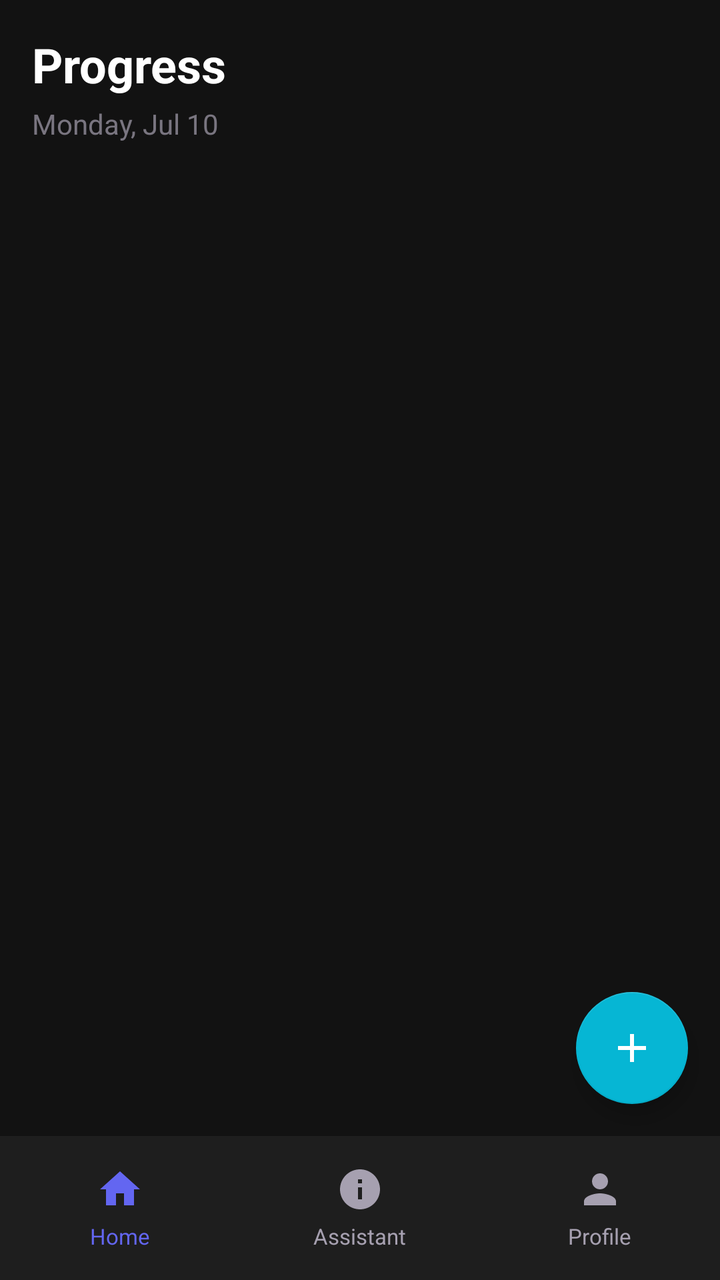
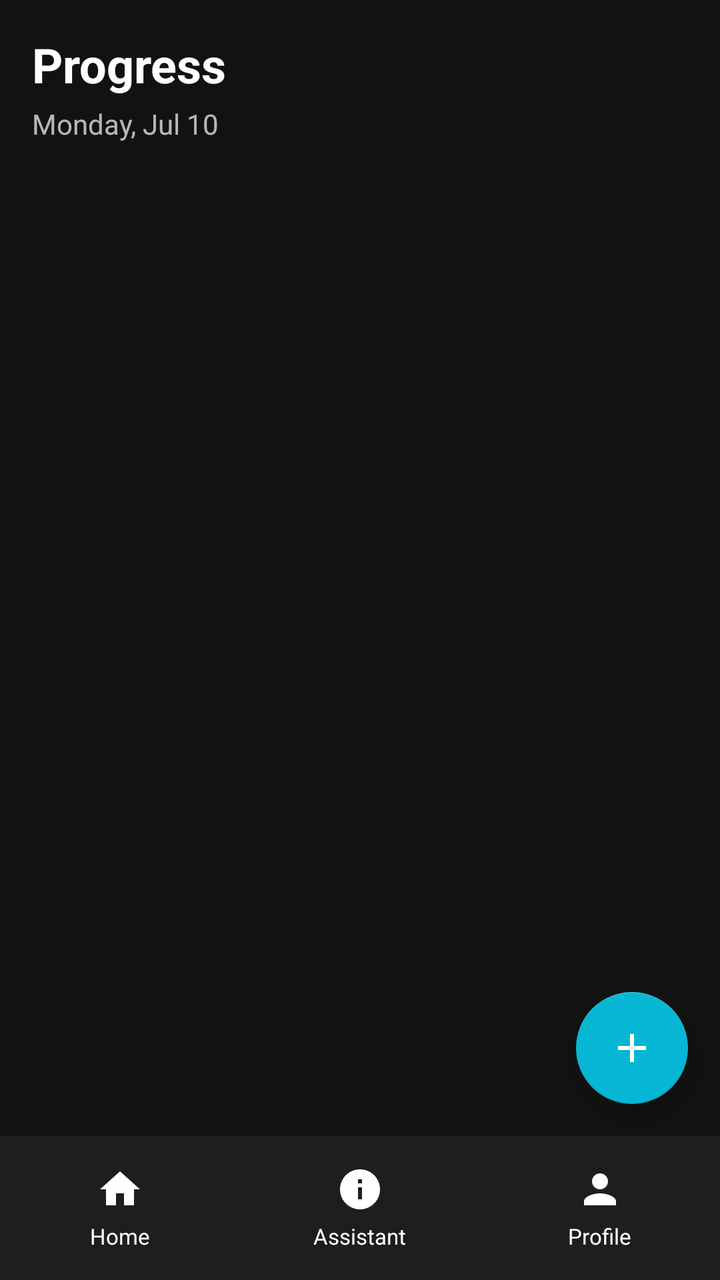

Before-and-after screenshots of an Android layout around one commit, followed by the original layout XML and the change that was made.
<!-- AndroidManifest.xml: application theme Theme.MyApplication -->
<!-- res/layout/activity_home.xml -->
<?xml version="1.0" encoding="utf-8"?>
<RelativeLayout xmlns:android="http://schemas.android.com/apk/res/android"
    xmlns:app="http://schemas.android.com/apk/res-auto"
    android:layout_width="match_parent"
    android:layout_height="match_parent"
    android:background="@color/bg_dark">

    <ScrollView
        android:id="@+id/scrollContent"
        android:layout_width="match_parent"
        android:layout_height="match_parent"
        android:layout_above="@id/bottomNav"
        android:paddingHorizontal="16dp"
        android:paddingTop="16dp"
        android:paddingBottom="16dp"
        android:clipToPadding="false">

        <LinearLayout
            android:layout_width="match_parent"
            android:layout_height="wrap_content"
            android:orientation="vertical">

            <TextView
                android:id="@+id/tvTodayTitle"
                android:layout_width="wrap_content"
                android:layout_height="wrap_content"
                android:text="Progress"
                android:textColor="@color/text_primary"
                android:textSize="24sp"
                android:textStyle="bold" />

            <TextView
                android:id="@+id/tvDate"
                android:layout_width="wrap_content"
                android:layout_height="wrap_content"
                android:text="Monday, Jul 10"
                android:textColor="@color/text_secondary"
                android:layout_marginTop="4dp"
                android:textSize="14sp"
                android:alpha="0.7" />

            <androidx.recyclerview.widget.RecyclerView
                android:id="@+id/rvSchedules"
                android:layout_width="match_parent"
                android:layout_height="wrap_content"
                android:layout_marginTop="16dp"
                android:clipToPadding="false"
                android:paddingBottom="80dp" />

        </LinearLayout>
    </ScrollView>

    
    <LinearLayout
        android:id="@+id/bottomNav"
        android:layout_width="match_parent"
        android:layout_height="72dp"
        android:layout_alignParentBottom="true"
        android:background="@color/card_bg"
        android:orientation="horizontal"
        android:paddingTop="8dp"
        android:paddingBottom="8dp"
        android:gravity="center">

        <LinearLayout
            android:id="@+id/navHome"
            android:layout_width="0dp"
            android:layout_height="match_parent"
            android:layout_weight="1"
            android:orientation="vertical"
            android:gravity="center">
            <ImageView
                android:layout_width="24dp"
                android:layout_height="24dp"
                android:src="@drawable/ic_home"
                android:tint="@color/accent_purple_start" />
            <TextView
                android:layout_width="wrap_content"
                android:layout_height="wrap_content"
                android:text="Home"
                android:textColor="@color/accent_purple_start"
                android:textSize="11sp"
                android:layout_marginTop="4dp" />
        </LinearLayout>

        <LinearLayout
            android:id="@+id/navAssistant"
            android:layout_width="0dp"
            android:layout_height="match_parent"
            android:layout_weight="1"
            android:orientation="vertical"
            android:gravity="center">
            <ImageView
                android:layout_width="24dp"
                android:layout_height="24dp"
                android:src="@drawable/ic_assistant"
                android:tint="@color/text_secondary" />
            <TextView
                android:layout_width="wrap_content"
                android:layout_height="wrap_content"
                android:text="Assistant"
                android:textColor="@color/text_secondary"
                android:textSize="11sp"
                android:layout_marginTop="4dp" />
        </LinearLayout>

        <LinearLayout
            android:id="@+id/navProfile"
            android:layout_width="0dp"
            android:layout_height="match_parent"
            android:layout_weight="1"
            android:orientation="vertical"
            android:gravity="center">
            <ImageView
                android:layout_width="24dp"
                android:layout_height="24dp"
                android:src="@drawable/ic_profile"
                android:tint="@color/text_secondary" />
            <TextView
                android:layout_width="wrap_content"
                android:layout_height="wrap_content"
                android:text="Profile"
                android:textColor="@color/text_secondary"
                android:textSize="11sp"
                android:layout_marginTop="4dp" />
        </LinearLayout>

    </LinearLayout>

    <com.google.android.material.floatingactionbutton.FloatingActionButton
        android:id="@+id/btnAddFAB"
        android:layout_width="wrap_content"
        android:layout_height="wrap_content"
        android:layout_above="@id/bottomNav"
        android:layout_alignParentEnd="true"
        android:layout_marginEnd="16dp"
        android:layout_marginBottom="16dp"
        android:src="@drawable/ic_add"
        app:backgroundTint="@color/accent_cyan"
        app:tint="@color/white" />

    
    <Button
        android:id="@+id/btnAddHabit"
        android:layout_width="0dp"
        android:layout_height="0dp"
        android:visibility="gone" />

    <Button
        android:id="@+id/btnCreateSchedule"
        android:layout_width="0dp"
        android:layout_height="0dp"
        android:visibility="gone" />

    <TextView
        android:id="@+id/tvStatus"
        android:layout_width="0dp"
        android:layout_height="0dp"
        android:visibility="gone" />

</RelativeLayout>
<!-- resources referenced by this layout -->
<resources>
  <color name="accent_cyan">#06B6D4</color>
  <color name="accent_purple_start">#6366F1</color>
  <color name="bg_dark">#121212</color>
  <color name="card_bg">#1E1E1E</color>
  <color name="text_primary">#FFFFFF</color>
  <color name="text_secondary">#A6A0B0</color>
  <color name="white">#FFFFFFFF</color>
  <!-- drawable ic_add (drawable) -->
  <vector xmlns:android="http://schemas.android.com/apk/res/android"
      android:width="24dp"
      android:height="24dp"
      android:viewportWidth="24"
      android:viewportHeight="24">
      <path
          android:fillColor="#FFFFFF"
          android:pathData="M19,13h-6v6h-2v-6H5v-2h6V5h2v6h6v2z"/>
  </vector>
  <!-- drawable ic_assistant (drawable) -->
  <vector xmlns:android="http://schemas.android.com/apk/res/android"
      android:width="24dp"
      android:height="24dp"
      android:viewportWidth="24"
      android:viewportHeight="24">
      <path
          android:fillColor="#FFFFFF"
          android:pathData="M12,2C6.48,2 2,6.48 2,12s4.48,10 10,10 10,-4.48 10,-10S17.52,2 12,2zM13,17h-2v-6h2v6zM13,9h-2L11,7h2v2z"/>
  </vector>
  <!-- drawable ic_home (drawable) -->
  <vector xmlns:android="http://schemas.android.com/apk/res/android"
      android:width="24dp"
      android:height="24dp"
      android:viewportWidth="24"
      android:viewportHeight="24">
      <path
          android:fillColor="#FFFFFF"
          android:pathData="M10,20v-6h4v6h5v-8h3L12,3 2,12h3v8z"/>
  </vector>
  <!-- drawable ic_profile (drawable) -->
  <vector xmlns:android="http://schemas.android.com/apk/res/android"
      android:width="24dp"
      android:height="24dp"
      android:viewportWidth="24"
      android:viewportHeight="24">
      <path
          android:fillColor="#FFFFFF"
          android:pathData="M12,12c2.21,0 4,-1.79 4,-4s-1.79,-4 -4,-4 -4,1.79 -4,4 1.79,4 4,4zM12,14c-2.67,0 -8,1.34 -8,4v2h16v-2c0,-2.66 -5.33,-4 -8,-4z"/>
  </vector>
  <style name="Theme.MyApplication" parent="Theme.MaterialComponents.DayNight.DarkActionBar">
          
          <item name="colorPrimary">@color/accent_purple_start</item>
          <item name="colorPrimaryVariant">@color/accent_purple_end</item>
          <item name="colorOnPrimary">@color/text_primary</item>
  
          <item name="colorSecondary">@color/accent_green</item>
          <item name="colorOnSecondary">@color/text_primary</item>
  
          <item name="android:statusBarColor">@color/bg_default</item>
          <item name="android:navigationBarColor">@color/bg_default</item>
  
          
          <item name="android:colorBackground">@color/bg_default</item>
          <item name="android:textColor">@color/text_primary</item>
          <item name="android:windowBackground">@color/bg_default</item>
      </style>
  <color name="accent_purple_end">#8B5CF6</color>
  <color name="accent_green">#10B981</color>
  <color name="bg_default">#121212</color>
</resources>

<!-- the commit's change to res/layout/activity_home.xml (unified diff, before → after) -->
@@ -34,7 +34,7 @@
                 android:layout_width="wrap_content"
                 android:layout_height="wrap_content"
                 android:text="Monday, Jul 10"
-                android:textColor="@color/text_secondary"
+                android:textColor="@color/text_primary"
                 android:layout_marginTop="4dp"
                 android:textSize="14sp"
                 android:alpha="0.7" />
@@ -73,12 +73,12 @@
                 android:layout_width="24dp"
                 android:layout_height="24dp"
                 android:src="@drawable/ic_home"
-                android:tint="@color/accent_purple_start" />
+                android:tint="@color/text_primary" />
             <TextView
                 android:layout_width="wrap_content"
                 android:layout_height="wrap_content"
                 android:text="Home"
-                android:textColor="@color/accent_purple_start"
+                android:textColor="@color/text_primary"
                 android:textSize="11sp"
                 android:layout_marginTop="4dp" />
         </LinearLayout>
@@ -94,12 +94,12 @@
                 android:layout_width="24dp"
                 android:layout_height="24dp"
                 android:src="@drawable/ic_assistant"
-                android:tint="@color/text_secondary" />
+                android:tint="@color/text_primary" />
             <TextView
                 android:layout_width="wrap_content"
                 android:layout_height="wrap_content"
                 android:text="Assistant"
-                android:textColor="@color/text_secondary"
+                android:textColor="@color/text_primary"
                 android:textSize="11sp"
                 android:layout_marginTop="4dp" />
         </LinearLayout>
@@ -115,12 +115,12 @@
                 android:layout_width="24dp"
                 android:layout_height="24dp"
                 android:src="@drawable/ic_profile"
-                android:tint="@color/text_secondary" />
+                android:tint="@color/text_primary" />
             <TextView
                 android:layout_width="wrap_content"
                 android:layout_height="wrap_content"
                 android:text="Profile"
-                android:textColor="@color/text_secondary"
+                android:textColor="@color/text_primary"
                 android:textSize="11sp"
                 android:layout_marginTop="4dp" />
         </LinearLayout>
<!-- resource entries referenced after the edit -->
@@ -5,7 +5,6 @@
   <color name="bg_dark">#121212</color>
   <color name="card_bg">#1E1E1E</color>
   <color name="text_primary">#FFFFFF</color>
-  <color name="text_secondary">#A6A0B0</color>
   <color name="white">#FFFFFFFF</color>
   <!-- drawable ic_add (drawable) -->
   <vector xmlns:android="http://schemas.android.com/apk/res/android"
